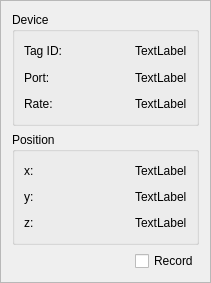
xEnVrE/DecaWaveEVB1000Viewer, file tag_item_ui.ui: the form before one commit.
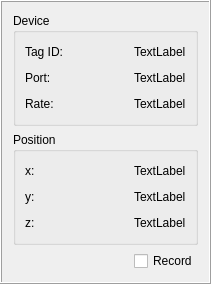
The form after the commit.

Commit message: change frameShape of tagItem QFrame from StyledPanel to Box

What changed in the file:
```diff
--- a/tag_item_ui.ui
+++ b/tag_item_ui.ui
@@ -20,7 +20,7 @@
    <string>Frame</string>
   </property>
   <property name="frameShape">
-   <enum>QFrame::StyledPanel</enum>
+   <enum>QFrame::Box</enum>
   </property>
   <property name="frameShadow">
    <enum>QFrame::Raised</enum>
```
